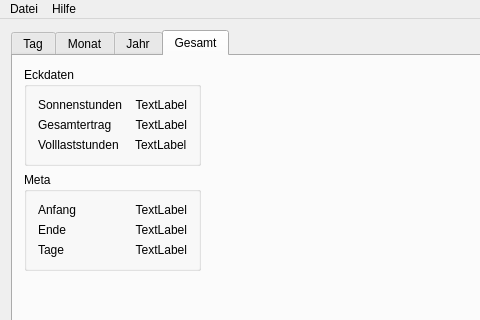
Before: the Qt Designer form src/ui/qsolanizer.ui in taxus13/QSolanizer, drawn with Qt 5; both pictures show x 0 to 480 and y 0 to 320 of the 1029 by 673 pixel window.
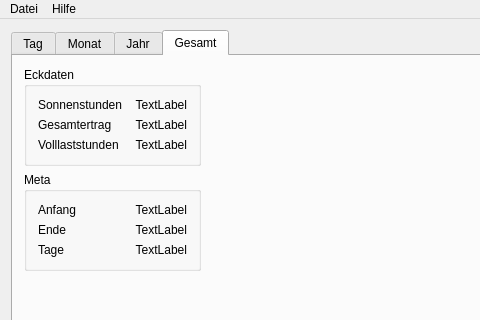
After: the same form once the commit is applied. The open tabs and pages were chosen to show the change. Icons and pictures are not drawn. Custom widgets are drawn as their Qt base class.

Commit message: set one label properly

What changed in the file:
```diff
--- a/src/ui/qsolanizer.ui
+++ b/src/ui/qsolanizer.ui
@@ -780,6 +780,9 @@
                      <property name="text">
                       <string>TextLabel</string>
                      </property>
+                     <property name="alignment">
+                      <set>Qt::AlignRight|Qt::AlignTrailing|Qt::AlignVCenter</set>
+                     </property>
                     </widget>
                    </item>
                   </layout>
```
Left out of the diff: 4 changed lines with no effect on the pictures.
